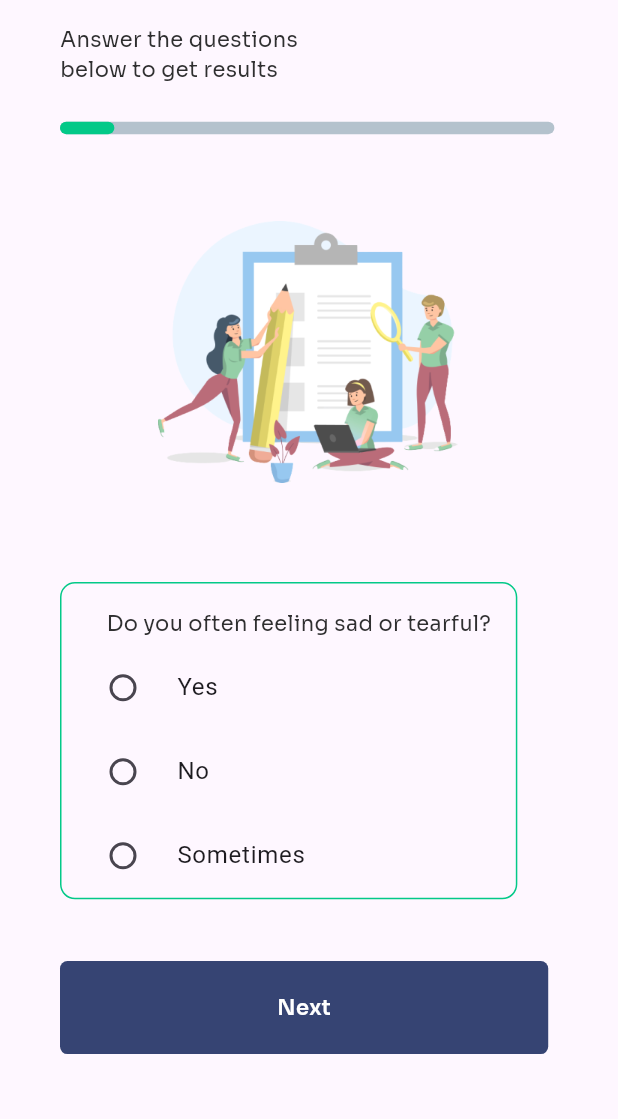
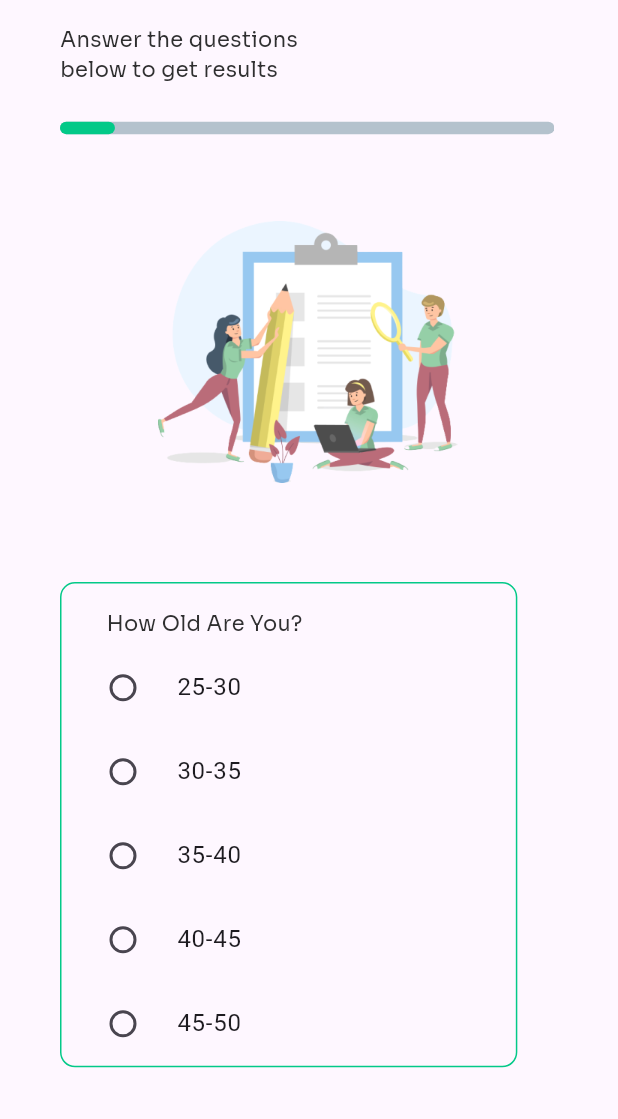
Before and after one commit to Serenity-GSC/md-serenity, a Flutter app: the AssesmentQuestion screen opened directly, on a phone screen of 412 x 824 dp, the part 117-1236 px from its top. Run offline on Flutter 3.47's test engine with Material 3 defaults, Android fonts, the phone set to English and light mode, and no system bars; our stand-ins replace animated_text_kit, audio_video_progress_bar, audioplayers, cached_network_image, carousel_slider, cloud_firestore and 23 more; missing offline and left inert: chat_gpt_sdk; accounts and stored records are empty.

Commit message:
fix bug assesment page

```diff
--- a/lib/view/parents/assessment/assesment.dart
+++ b/lib/view/parents/assessment/assesment.dart
@@ -14,13 +14,73 @@ class AssesmentQuestion extends StatefulWidget {
 }
 
 class _AssesmentQuestionState extends State<AssesmentQuestion> {
+  int currentQuestionIndex = 0;
+  double containerWidth = 0.08888889;
+  String? gender;
+
+  List<Map<String, dynamic>> assessmentQuestions = [
+    {
+      'question': 'How Old Are You?',
+      'answers': ['25-30', '30-35', '35-40', '40-45', '45-50']
+    },
+    {
+      'question': 'Do you often feel sad or tearful?',
+      'answers': ['No', 'Sometimes', 'Yes']
+    },
+    {
+      'question': 'Do you often feel irritable towards baby and partner?',
+      'answers': ['No', 'Sometimes', 'Yes']
+    },
+    {
+      'question': 'Do you often feel trouble sleeping at night?',
+      'answers': ['No', 'Two or more days a week', 'Yes']
+    },
+    {
+      'question':
+          'Do you often feel problems concentrating or making decision?',
+      'answers': ['No', 'Often', 'Yes']
+    },
+    {
+      'question': 'Do you often feel overeating or loss of appetite?',
+      'answers': ['No', 'Not at all', 'Yes']
+    },
+    {
+      'question': 'Do you often feel feeling of guilt?',
+      'answers': ['Maybe', 'No', 'Yes']
+    },
+    {
+      'question': 'Do you have problems of bonding with baby?',
+      'answers': ['No', 'Sometimes', 'Yes']
+    },
+    {
+      'question': 'Do you have feel to suicide attempt?',
+      'answers': ['No', 'Not interested to say', 'Yes']
+    },
+    // Add more questions here
+  ];
+
+  void _goToNextQuestion() {
+    setState(() {
+      if (currentQuestionIndex < assessmentQuestions.length - 1) {
+        currentQuestionIndex++;
+        containerWidth += 0.08888889; // Update progress bar width
+      } else {
+        // Jika sudah mencapai pertanyaan terakhir, navigasi ke halaman hasil
+        Navigator.push(
+          context,
+          MaterialPageRoute(builder: (context) => Result()),
+        );
+      }
+    });
+  }
+
   @override
   Widget build(BuildContext context) {
     SizeConfig.init(context);
     String? gender;
-    double containerWidth = 0.088;
     return Scaffold(
-      body: Padding(
+      body: SingleChildScrollView(
+        child: Padding(
           padding: const EdgeInsets.only(top: 40, left: 40),
           child: Column(
             crossAxisAlignment: CrossAxisAlignment.start,
@@ -69,9 +129,10 @@ class _AssesmentQuestionState extends State<AssesmentQuestion> {
                   Positioned(
                     key: UniqueKey(),
                     // Mengatur posisi horizontal sesuai kebutuhan
-                  child: Container(
-                    width: getRelativeWidth(
-                        containerWidth), // Lebar 1/4 dari yang di atas
+                    child: AnimatedContainer(
+                      duration: Duration(milliseconds: 3000), // Durasi animasi
+                      curve: Curves.easeInOut, // Kurva animasi
+                      width: getRelativeWidth(containerWidth),
                       height: getRelativeWidth(0.02),
                       decoration: BoxDecoration(
                         color: greenColor,
@@ -95,21 +156,21 @@ class _AssesmentQuestionState extends State<AssesmentQuestion> {
                 width: getRelativeHeight(0.37),
                 decoration: BoxDecoration(
                   border: Border.all(color: greenColor),
-                  borderRadius: BorderRadius.circular(10)),
+                  borderRadius: BorderRadius.circular(10),
+                ),
                 child: Column(
                   crossAxisAlignment: CrossAxisAlignment.start,
                   children: [
-                  SizedBox(
-                    height: getRelativeHeight(0.02),
-                  ),
+                    SizedBox(height: getRelativeHeight(0.02)),
                     Padding(
-                    padding: const EdgeInsets.only(left: 30),
+                      padding: const EdgeInsets.only(left: 30, right: 30),
                       child: Text(
-                      'Do you often feeling sad or tearful?',
+                        assessmentQuestions[currentQuestionIndex]['question'],
                         style: GoogleFonts.sora(
                           fontSize: 14,
                           fontWeight: FontWeight.w400,
-                          color: blackColor),
+                          color: blackColor,
+                        ),
                       ),
                     ),
                     SizedBox(height: 5),
@@ -117,9 +178,12 @@ class _AssesmentQuestionState extends State<AssesmentQuestion> {
                       padding: const EdgeInsets.only(left: 5),
                       child: Column(
                         children: [
+                          for (String answer
+                              in assessmentQuestions[currentQuestionIndex]
+                                  ['answers'])
                             RadioListTile(
-                          title: Text("Yes"),
-                          value: "yes",
+                              title: Text(answer),
+                              value: answer,
                               groupValue: gender,
                               onChanged: (value) {
                                 setState(() {
@@ -127,26 +191,6 @@ class _AssesmentQuestionState extends State<AssesmentQuestion> {
                                 });
                               },
                             ),
-                        RadioListTile(
-                          title: Text("No"),
-                          value: "no",
-                          groupValue: gender,
-                          onChanged: (value) {
-                            setState(() {
-                              gender = value.toString();
-                            });
-                          },
-                        ),
-                        RadioListTile(
-                          title: Text("Sometimes"),
-                          value: "sometimes",
-                          groupValue: gender,
-                          onChanged: (value) {
-                            setState(() {
-                              gender = value.toString();
-                            });
-                          },
-                        )
                         ],
                       ),
                     )
@@ -156,12 +200,7 @@ class _AssesmentQuestionState extends State<AssesmentQuestion> {
               SizedBox(height: getRelativeHeight(0.05)),
               GestureDetector(
                 onTap: () {
-                Navigator.push(
-                  context,
-                  MaterialPageRoute(
-                      builder: (context) =>
-                          Result()), // Replace "Donasi()" with your actual page route
-                );
+                  _goToNextQuestion();
                 },
                 child: Container(
                   width: getRelativeWidth(0.79),
@@ -180,8 +219,10 @@ class _AssesmentQuestionState extends State<AssesmentQuestion> {
                     ),
                   ),
                 ),
-            )
+              ),
+              SizedBox(height: getRelativeHeight(0.05)),
             ],
+          ),
         ),
       ),
     );
```
Lines whose indentation alone changed are shown as unchanged.
